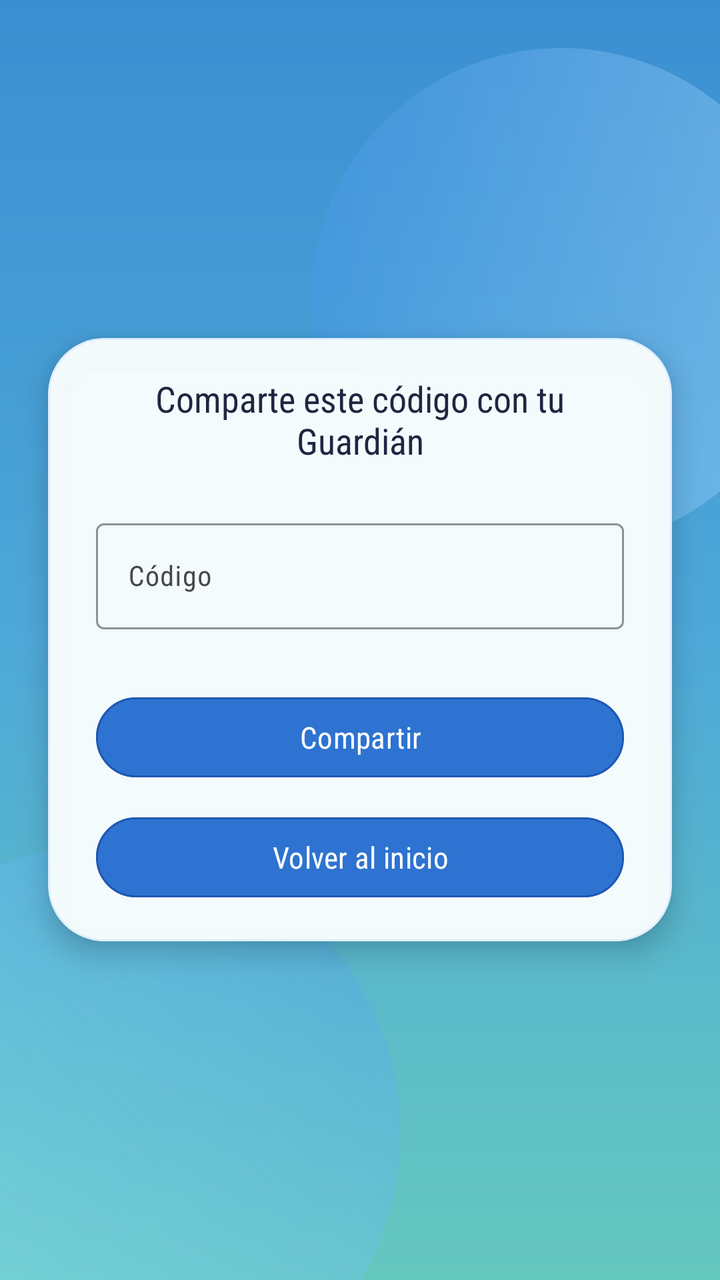
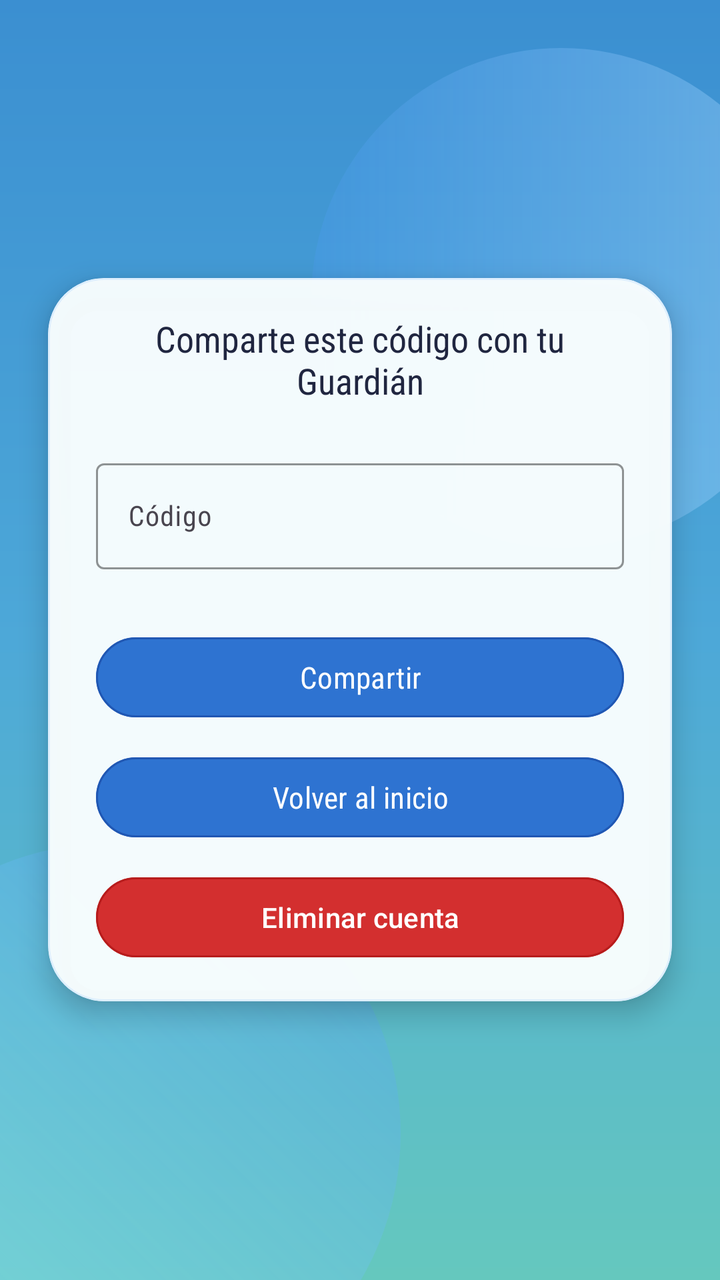

An Android layout rendered at two revisions. The XML below is the earlier revision; the diff shows what the commit changed to produce the second picture.
<!-- AndroidManifest.xml: application theme Theme.Aura -->
<!-- res/layout/pantalla_compartir_codigo.xml -->
<?xml version="1.0" encoding="utf-8"?>
<RelativeLayout xmlns:android="http://schemas.android.com/apk/res/android"
    xmlns:app="http://schemas.android.com/apk/res-auto"
    xmlns:tools="http://schemas.android.com/tools"
    android:id="@+id/main_compartir"
    android:layout_width="match_parent"
    android:layout_height="match_parent"
    android:background="@drawable/bg_login_gradient"
    android:clipChildren="false"
    android:clipToPadding="false"
    tools:context=".PantallaCompartirCodigo">

    
    <View
        android:id="@+id/blobTopCompartir"
        android:layout_width="250dp"
        android:layout_height="250dp"
        android:layout_alignParentEnd="true"
        android:layout_marginTop="24dp"
        android:layout_marginEnd="-46dp"
        android:background="@drawable/bg_login_blob_top" />

    <View
        android:id="@+id/blobBottomCompartir"
        android:layout_width="290dp"
        android:layout_height="290dp"
        android:layout_alignParentStart="true"
        android:layout_alignParentBottom="true"
        android:layout_marginStart="-90dp"
        android:layout_marginBottom="-72dp"
        android:background="@drawable/bg_login_blob_bottom" />

    
    <com.google.android.material.card.MaterialCardView
        android:id="@+id/cardViewVincular"
        android:layout_width="match_parent"
        android:layout_height="wrap_content"
        android:layout_centerInParent="true"
        android:layout_marginHorizontal="24dp"
        app:cardBackgroundColor="@color/login_card_bg"
        app:cardCornerRadius="28dp"
        app:cardElevation="8dp"
        app:strokeColor="@color/login_card_stroke"
        app:strokeWidth="1dp">

        <LinearLayout
            android:layout_width="match_parent"
            android:layout_height="wrap_content"
            android:orientation="vertical"
            android:paddingStart="24dp"
            android:paddingTop="18dp"
            android:paddingEnd="24dp"
            android:paddingBottom="18dp"
            android:gravity="center">



            <TextView
                android:layout_width="wrap_content"
                android:layout_height="wrap_content"
                android:text="Comparte este código con tu Guardián"
                android:textAlignment="center"
                android:textColor="@color/aura_text_primary"
                android:fontFamily="sans-serif-condensed"
                android:textSize="18sp"
                android:layout_marginBottom="24dp"/>

            <com.google.android.material.textfield.TextInputLayout
                android:id="@+id/tilCodigoVincular"
                android:layout_width="match_parent"
                android:layout_height="wrap_content"
                android:layout_marginBottom="30dp"
                app:boxBackgroundColor="@android:color/transparent"
                app:boxStrokeColor="@color/login_input_stroke"
                app:boxStrokeWidthFocused="2dp"
                app:hintTextColor="@color/aura_text_hint">

                <com.google.android.material.textfield.TextInputEditText
                    android:id="@+id/etCodigoVincular"
                    android:layout_width="match_parent"
                    android:layout_height="wrap_content"
                    android:fontFamily="sans-serif-condensed"
                    android:hint="Código"
                    android:inputType="textCapCharacters"
                    android:textAlignment="center"
                    android:textColor="@color/aura_text_primary"
                    android:textColorHint="@color/aura_text_hint"
                    android:textSize="14sp"
                    android:focusable="false"
                    android:clickable="false" />

            </com.google.android.material.textfield.TextInputLayout>

            <com.google.android.material.button.MaterialButton
                android:id="@+id/btnAceptarVinculo"
                android:layout_width="match_parent"
                android:layout_height="48dp"
                android:text="Compartir"
                android:textColor="@color/login_btn_text"
                android:fontFamily="sans-serif-condensed"
                android:textSize="15sp"
                app:backgroundTint="@color/login_btn_bg"
                app:cornerRadius="28dp"
                app:strokeColor="@color/login_btn_stroke"
                app:strokeWidth="1dp" />

            <com.google.android.material.button.MaterialButton
                android:id="@+id/btnRegresar"
                android:layout_width="match_parent"
                android:layout_height="48dp"
                android:layout_marginTop="12dp"
                android:text="Volver al inicio"
                android:textColor="@color/login_btn_text"
                android:fontFamily="sans-serif-condensed"
                android:textSize="15sp"
                app:backgroundTint="@color/login_btn_bg"
                app:cornerRadius="28dp"
                app:strokeColor="@color/login_btn_stroke"
                app:strokeWidth="1dp" />

        </LinearLayout>
    </com.google.android.material.card.MaterialCardView>

</RelativeLayout>
<!-- resources referenced by this layout -->
<resources>
  <color name="aura_text_hint">#6E7694</color>
  <color name="aura_text_primary">#202640</color>
  <color name="login_btn_bg">#2E73D1</color>
  <color name="login_btn_stroke">#2057B3</color>
  <color name="login_btn_text">#FFFFFFFF</color>
  <color name="login_card_bg">#F4FBFFFF</color>
  <color name="login_card_stroke">#90CDE7FF</color>
  <color name="login_input_stroke">#78A7D9</color>
  <!-- drawable bg_login_blob_bottom (drawable) -->
  <?xml version="1.0" encoding="utf-8"?>
  <shape xmlns:android="http://schemas.android.com/apk/res/android" android:shape="oval">
      <gradient
          android:angle="45"
          android:startColor="@color/login_blob_bottom_start"
          android:endColor="@color/login_blob_bottom_end"
          android:type="linear" />
  </shape>
  <!-- drawable bg_login_blob_top (drawable) -->
  <?xml version="1.0" encoding="utf-8"?>
  <shape xmlns:android="http://schemas.android.com/apk/res/android" android:shape="oval">
      <gradient
          android:angle="180"
          android:startColor="@color/login_blob_top_start"
          android:endColor="@color/login_blob_top_end"
          android:type="linear" />
  </shape>
  <!-- drawable bg_login_gradient (drawable) -->
  <?xml version="1.0" encoding="utf-8"?>
  <shape xmlns:android="http://schemas.android.com/apk/res/android" android:shape="rectangle">
      <gradient
          android:angle="300"
          android:startColor="@color/login_bg_start"
          android:centerColor="@color/login_bg_center"
          android:endColor="@color/login_bg_end"
          android:type="linear" />
  </shape>
  <style name="Theme.Aura" parent="Base.Theme.Aura" />
  <color name="login_blob_bottom_start">#6699F0FF</color>
  <color name="login_blob_bottom_end">#333F7FFF</color>
  <color name="login_blob_top_start">#66A9D9FF</color>
  <color name="login_blob_top_end">#334D9BFF</color>
  <color name="login_bg_start">#3B8FD1</color>
  <color name="login_bg_center">#4DA8D8</color>
  <color name="login_bg_end">#65C8BE</color>
  <style name="Base.Theme.Aura" parent="Theme.Material3.DayNight.NoActionBar">
          <item name="colorPrimary">@color/aura_btn_fill</item>
          <item name="colorOnPrimary">@color/white</item>
          <item name="android:windowBackground">@color/aura_card_bg</item>
      </style>
  <color name="aura_btn_fill">#DC284F</color>
  <color name="white">#FFFFFFFF</color>
  <color name="aura_card_bg">#F7F8FC</color>
</resources>

<!-- the commit's change to res/layout/pantalla_compartir_codigo.xml (unified diff, before → after) -->
@@ -118,6 +118,20 @@
                 app:strokeColor="@color/login_btn_stroke"
                 app:strokeWidth="1dp" />
 
+            <com.google.android.material.button.MaterialButton
+                android:id="@+id/btnEliminarCuenta"
+                android:layout_width="match_parent"
+                android:layout_height="48dp"
+                android:layout_marginTop="12dp"
+                android:text="Eliminar cuenta"
+                android:textAllCaps="false"
+                android:textColor="@android:color/white"
+                android:textSize="14sp"
+                app:backgroundTint="#D32F2F"
+                app:cornerRadius="28dp"
+                app:strokeColor="#B71C1C"
+                app:strokeWidth="1dp" />
+
         </LinearLayout>
     </com.google.android.material.card.MaterialCardView>
 
